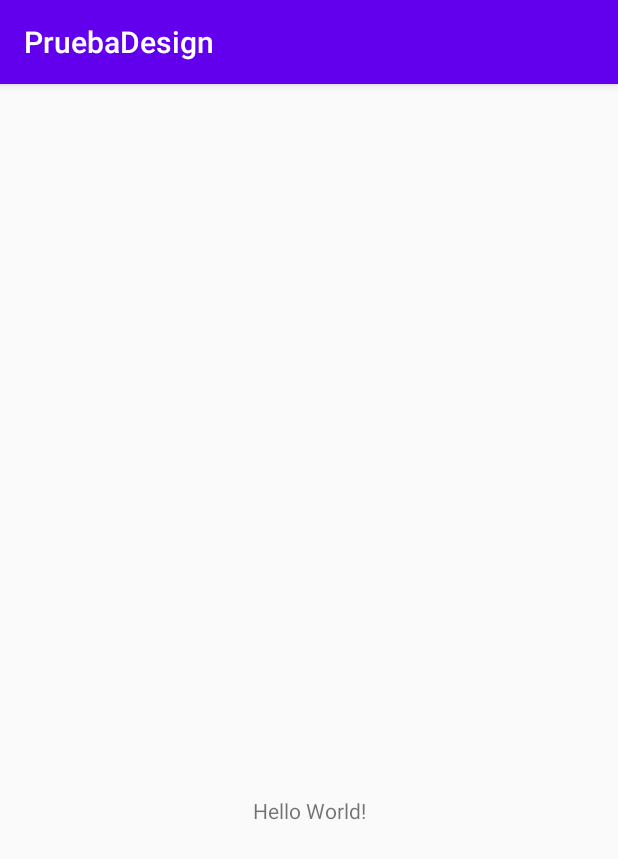
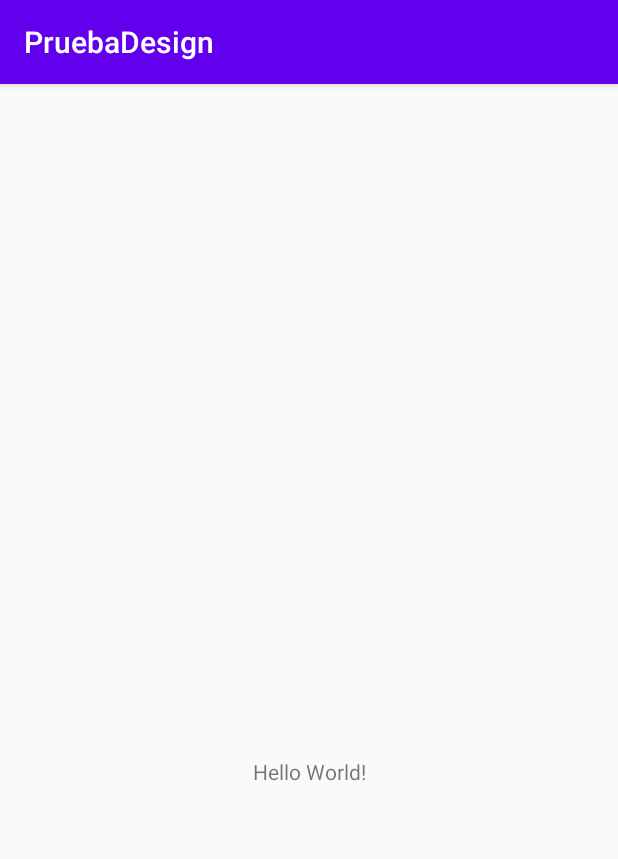
Before and after one commit to edwincubillos24/PruebaDesign, an Android app: the screen it shows after launch (MainActivity), on a phone screen of 412 x 824 dp. Shown: the top 859 px of the screen. Run offline under Robolectric (Android 15) with nearby library versions, the phone set to English and light mode, and no system bars.

Commit message:
develop nueva base de trabajo

```diff
--- a/app/src/main/res/layout/activity_main.xml
+++ b/app/src/main/res/layout/activity_main.xml
@@ -21,7 +21,7 @@
         android:layout_height="wrap_content"
         android:orientation="horizontal"
         app:layout_constraintEnd_toEndOf="parent"
-        app:layout_constraintGuide_begin="200dp"
+        app:layout_constraintGuide_begin="149dp"
         app:layout_constraintStart_toStartOf="parent" />
 
 </androidx.constraintlayout.widget.ConstraintLayout>
```
